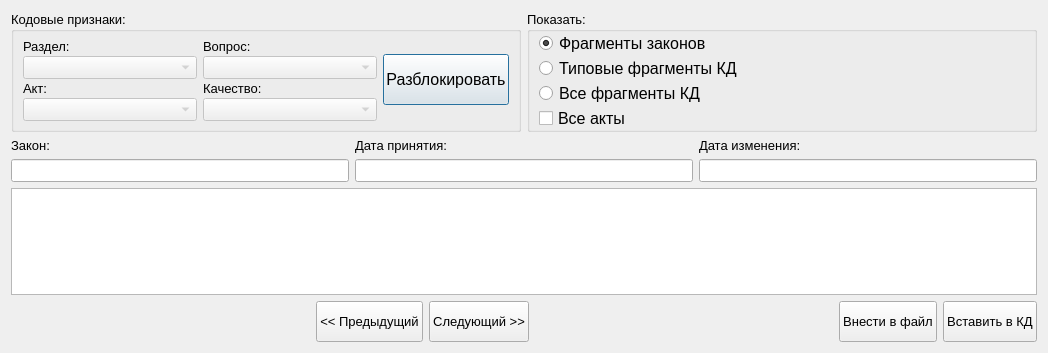
The window that knowledgebase.ui (YakSid/KDC_RSREU) describes before a commit, drawn with Qt 5.
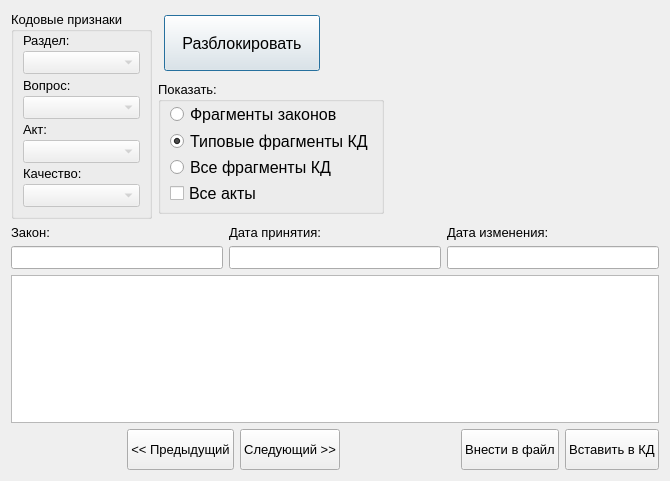
The same window after the commit.

```diff
--- a/knowledgebase.ui
+++ b/knowledgebase.ui
@@ -6,10 +6,16 @@
    <rect>
     <x>0</x>
     <y>0</y>
-    <width>1048</width>
-    <height>353</height>
+    <width>670</width>
+    <height>481</height>
    </rect>
   </property>
+  <property name="minimumSize">
+   <size>
+    <width>670</width>
+    <height>0</height>
+   </size>
+  </property>
   <property name="font">
    <font>
     <pointsize>10</pointsize>
@@ -18,13 +24,21 @@
   <property name="windowTitle">
    <string>База знаний</string>
   </property>
-  <layout class="QGridLayout" name="gridLayout_2">
-   <item row="0" column="0">
+  <layout class="QVBoxLayout" name="verticalLayout_2">
+   <item>
+    <layout class="QHBoxLayout" name="horizontalLayout_2">
+     <item>
     <widget class="QGroupBox" name="groupBox">
+       <property name="minimumSize">
+        <size>
+         <width>0</width>
+         <height>208</height>
+        </size>
+       </property>
      <property name="maximumSize">
       <size>
-       <width>800</width>
-       <height>16777215</height>
+         <width>16777215</width>
+         <height>208</height>
       </size>
      </property>
      <property name="font">
@@ -33,23 +47,15 @@
       </font>
      </property>
      <property name="title">
-      <string>Кодовые признаки:</string>
-     </property>
-     <layout class="QGridLayout" name="gridLayout_4">
-      <property name="leftMargin">
+        <string>Кодовые признаки</string>
+       </property>
+       <layout class="QGridLayout" name="gridLayout_2">
+        <property name="topMargin">
+         <number>0</number>
+        </property>
+        <property name="bottomMargin">
        <number>9</number>
       </property>
-      <property name="topMargin">
-       <number>0</number>
-      </property>
-      <property name="bottomMargin">
-       <number>0</number>
-      </property>
-      <property name="spacing">
-       <number>6</number>
-      </property>
-      <item row="0" column="0">
-       <layout class="QGridLayout" name="gridLayout_3">
         <property name="verticalSpacing">
          <number>2</number>
         </property>
@@ -60,13 +66,6 @@
           </property>
          </widget>
         </item>
-        <item row="0" column="1">
-         <widget class="QLabel" name="label_2">
-          <property name="text">
-           <string>Вопрос:</string>
-          </property>
-         </widget>
-        </item>
         <item row="1" column="0">
          <widget class="QComboBox" name="razdel">
           <property name="enabled">
@@ -77,8 +76,8 @@
           </property>
          </widget>
         </item>
-        <item row="1" column="1">
-         <widget class="QComboBox" name="question">
+        <item row="5" column="0">
+         <widget class="QComboBox" name="akt">
           <property name="enabled">
            <bool>false</bool>
           </property>
@@ -88,21 +87,28 @@
          </widget>
         </item>
         <item row="2" column="0">
+         <widget class="QLabel" name="label_2">
+          <property name="text">
+           <string>Вопрос:</string>
+          </property>
+         </widget>
+        </item>
+        <item row="4" column="0">
          <widget class="QLabel" name="label_3">
           <property name="text">
            <string>Акт:</string>
           </property>
          </widget>
         </item>
-        <item row="2" column="1">
-         <widget class="QLabel" name="label_4">
+        <item row="6" column="0">
+         <widget class="QLabel" name="lb_quality">
           <property name="text">
            <string>Качество:</string>
           </property>
          </widget>
         </item>
         <item row="3" column="0">
-         <widget class="QComboBox" name="akt">
+         <widget class="QComboBox" name="question">
           <property name="enabled">
            <bool>false</bool>
           </property>
@@ -111,7 +117,7 @@
           </property>
          </widget>
         </item>
-        <item row="3" column="1">
+        <item row="7" column="0">
          <widget class="QComboBox" name="quality">
           <property name="enabled">
            <bool>false</bool>
@@ -122,18 +128,21 @@
          </widget>
         </item>
        </layout>
-      </item>
+      </widget>
+     </item>
+     <item>
+      <layout class="QGridLayout" name="gridLayout_3">
       <item row="0" column="1">
-       <widget class="QPushButton" name="pushButton">
+        <widget class="QPushButton" name="pb_unlock">
         <property name="minimumSize">
          <size>
-          <width>0</width>
-          <height>51</height>
+           <width>156</width>
+           <height>56</height>
          </size>
         </property>
         <property name="maximumSize">
          <size>
-          <width>126</width>
+           <width>156</width>
           <height>16777215</height>
          </size>
         </property>
@@ -147,10 +156,20 @@
         </property>
        </widget>
       </item>
-     </layout>
-    </widget>
-   </item>
-   <item row="0" column="1">
+       <item row="0" column="2">
+        <spacer name="horizontalSpacer_2">
+         <property name="orientation">
+          <enum>Qt::Horizontal</enum>
+         </property>
+         <property name="sizeHint" stdset="0">
+          <size>
+           <width>40</width>
+           <height>20</height>
+          </size>
+         </property>
+        </spacer>
+       </item>
+       <item row="1" column="0" colspan="3">
     <widget class="QGroupBox" name="groupBox_2">
      <property name="minimumSize">
       <size>
@@ -160,8 +179,8 @@
      </property>
      <property name="maximumSize">
       <size>
-       <width>16777215</width>
-       <height>121</height>
+           <width>226</width>
+           <height>133</height>
       </size>
      </property>
      <property name="title">
@@ -175,7 +194,7 @@
        <number>0</number>
       </property>
       <property name="bottomMargin">
-       <number>0</number>
+           <number>6</number>
       </property>
       <item>
        <widget class="QRadioButton" name="radioButton">
@@ -188,7 +207,7 @@
          <string>Фрагменты законов</string>
         </property>
         <property name="checked">
-         <bool>true</bool>
+             <bool>false</bool>
         </property>
        </widget>
       </item>
@@ -202,6 +221,9 @@
         <property name="text">
          <string>Типовые фрагменты КД</string>
         </property>
+            <property name="checked">
+             <bool>true</bool>
+            </property>
        </widget>
       </item>
       <item>
@@ -244,102 +266,11 @@
      </layout>
     </widget>
    </item>
-   <item row="2" column="0" colspan="2">
-    <widget class="QTextEdit" name="text">
-     <property name="maximumSize">
-      <size>
-       <width>16777215</width>
-       <height>16777215</height>
-      </size>
-     </property>
-     <property name="readOnly">
-      <bool>true</bool>
-     </property>
-    </widget>
-   </item>
-   <item row="3" column="0" colspan="2">
-    <layout class="QHBoxLayout" name="horizontalLayout">
-     <item>
-      <spacer name="horizontalSpacer_4">
-       <property name="orientation">
-        <enum>Qt::Horizontal</enum>
-       </property>
-       <property name="sizeHint" stdset="0">
-        <size>
-         <width>40</width>
-         <height>20</height>
-        </size>
-       </property>
-      </spacer>
-     </item>
-     <item>
-      <widget class="QPushButton" name="pushButton_5">
-       <property name="minimumSize">
-        <size>
-         <width>0</width>
-         <height>41</height>
-        </size>
-       </property>
-       <property name="text">
-        <string>&lt;&lt; Предыдущий</string>
-       </property>
-      </widget>
-     </item>
-     <item>
-      <widget class="QPushButton" name="pushButton_6">
-       <property name="minimumSize">
-        <size>
-         <width>0</width>
-         <height>41</height>
-        </size>
-       </property>
-       <property name="text">
-        <string>Следующий &gt;&gt;</string>
-       </property>
-      </widget>
-     </item>
-     <item>
-      <spacer name="horizontalSpacer_5">
-       <property name="orientation">
-        <enum>Qt::Horizontal</enum>
-       </property>
-       <property name="sizeHint" stdset="0">
-        <size>
-         <width>40</width>
-         <height>20</height>
-        </size>
-       </property>
-      </spacer>
-     </item>
-     <item>
-      <widget class="QPushButton" name="pushButton_4">
-       <property name="minimumSize">
-        <size>
-         <width>0</width>
-         <height>41</height>
-        </size>
-       </property>
-       <property name="text">
-        <string>Внести в файл</string>
-       </property>
-      </widget>
-     </item>
-     <item>
-      <widget class="QPushButton" name="pushButton_3">
-       <property name="minimumSize">
-        <size>
-         <width>0</width>
-         <height>41</height>
-        </size>
-       </property>
-       <property name="text">
-        <string>Вставить в КД</string>
-       </property>
-      </widget>
-     </item>
+      </layout>
+     </item>
     </layout>
    </item>
-   <item row="1" column="0" colspan="2">
+   <item>
     <layout class="QGridLayout" name="gridLayout">
      <item row="0" column="0">
       <widget class="QLabel" name="label_5">
@@ -388,6 +319,107 @@
      </item>
     </layout>
    </item>
+   <item>
+    <widget class="QTextEdit" name="text">
+     <property name="minimumSize">
+      <size>
+       <width>648</width>
+       <height>0</height>
+      </size>
+     </property>
+     <property name="maximumSize">
+      <size>
+       <width>16777215</width>
+       <height>16777215</height>
+      </size>
+     </property>
+     <property name="readOnly">
+      <bool>true</bool>
+     </property>
+    </widget>
+   </item>
+   <item>
+    <layout class="QHBoxLayout" name="horizontalLayout">
+     <item>
+      <spacer name="horizontalSpacer_4">
+       <property name="orientation">
+        <enum>Qt::Horizontal</enum>
+       </property>
+       <property name="sizeHint" stdset="0">
+        <size>
+         <width>40</width>
+         <height>20</height>
+        </size>
+       </property>
+      </spacer>
+     </item>
+     <item>
+      <widget class="QPushButton" name="pb_prev">
+       <property name="minimumSize">
+        <size>
+         <width>0</width>
+         <height>41</height>
+        </size>
+       </property>
+       <property name="text">
+        <string>&lt;&lt; Предыдущий</string>
+       </property>
+      </widget>
+     </item>
+     <item>
+      <widget class="QPushButton" name="pb_next">
+       <property name="minimumSize">
+        <size>
+         <width>0</width>
+         <height>41</height>
+        </size>
+       </property>
+       <property name="text">
+        <string>Следующий &gt;&gt;</string>
+       </property>
+      </widget>
+     </item>
+     <item>
+      <spacer name="horizontalSpacer_5">
+       <property name="orientation">
+        <enum>Qt::Horizontal</enum>
+       </property>
+       <property name="sizeHint" stdset="0">
+        <size>
+         <width>40</width>
+         <height>20</height>
+        </size>
+       </property>
+      </spacer>
+     </item>
+     <item>
+      <widget class="QPushButton" name="pb_insert_into_file">
+       <property name="minimumSize">
+        <size>
+         <width>0</width>
+         <height>41</height>
+        </size>
+       </property>
+       <property name="text">
+        <string>Внести в файл</string>
+       </property>
+      </widget>
+     </item>
+     <item>
+      <widget class="QPushButton" name="pb_insert_into_kd">
+       <property name="minimumSize">
+        <size>
+         <width>0</width>
+         <height>41</height>
+        </size>
+       </property>
+       <property name="text">
+        <string>Вставить в КД</string>
+       </property>
+      </widget>
+     </item>
+    </layout>
+   </item>
   </layout>
  </widget>
  <resources/>
```
Left out of the diff: 14 changed lines with no effect on the pictures. Lines whose indentation alone changed are shown as unchanged.
